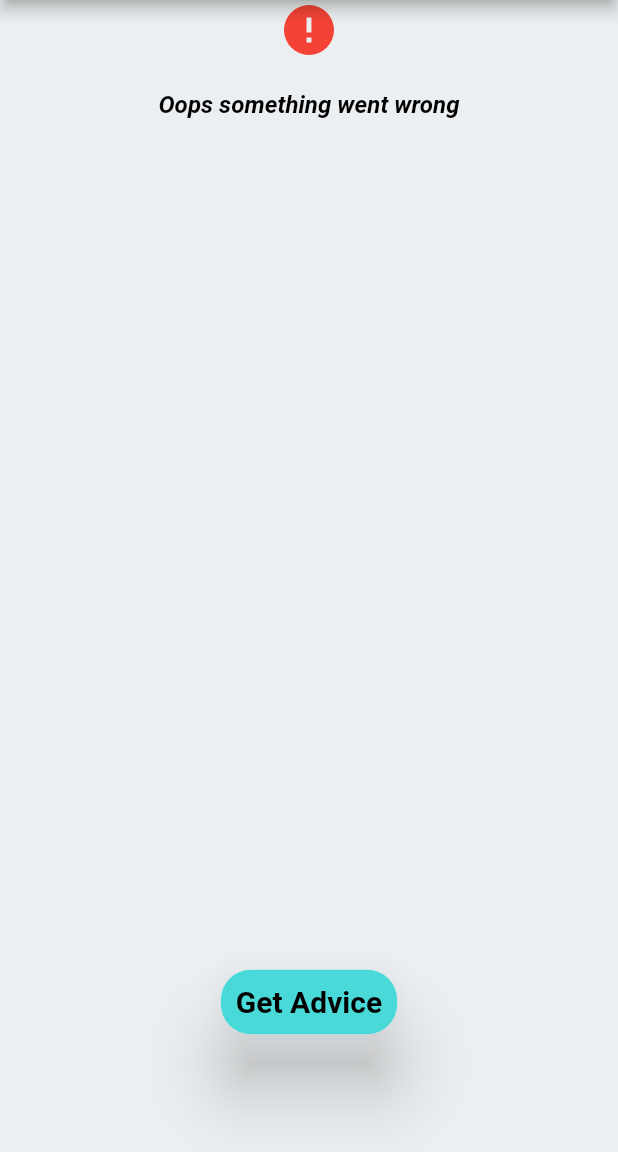
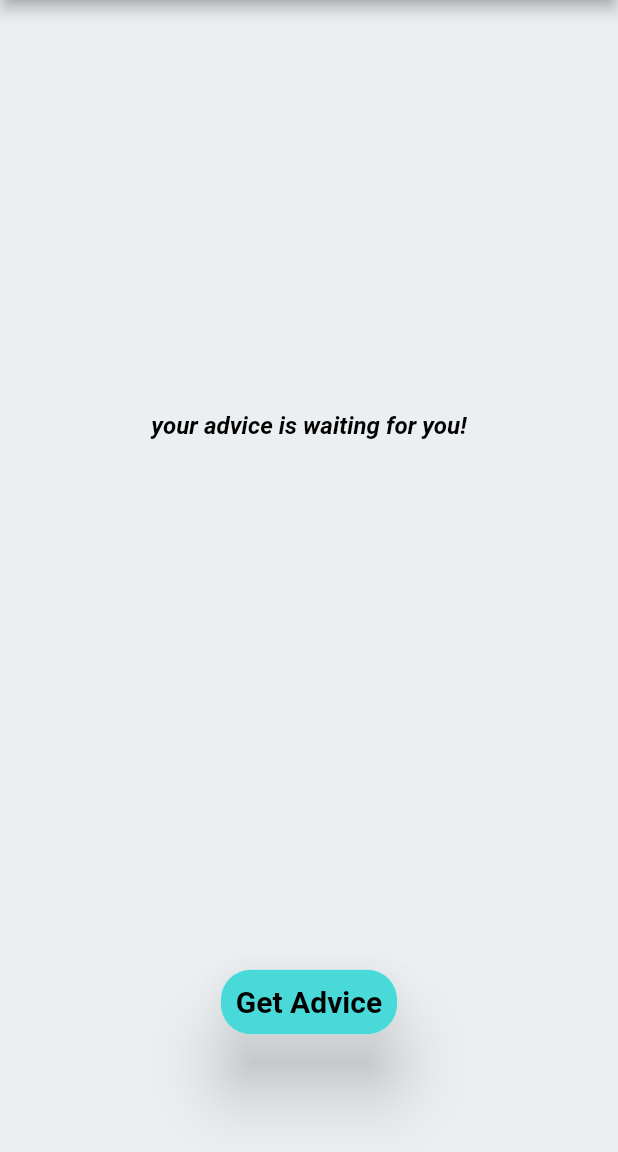
Before and after one commit to satyam1560/Phrases, a Flutter app: the screen it shows after launch, on a phone screen of 412 x 824 dp, the part 84-1236 px from its top. Run offline on Flutter 3.47's test engine with Material 2 defaults, Android fonts, the phone set to English and light mode, and no system bars; our stand-ins replace bloc, equatable, flutter_bloc; Roboto replaces fonts that are missing (Rubik).

Commit message:
Application layer

```diff
--- a/lib/main.dart
+++ b/lib/main.dart
@@ -23,7 +23,7 @@ class MyApp extends StatelessWidget {
         themeMode: themeService.isDarkModeOn ? ThemeMode.dark : ThemeMode.light,
         theme: AppTheme.lightTheme,
         darkTheme: AppTheme.darkTheme,
-        home: const AdvicePage(),
+        home: const AdvicePageWrapperProvider(),
       );
     });
   }
--- a/lib/pages/advice/advice_page.dart
+++ b/lib/pages/advice/advice_page.dart
@@ -2,7 +2,23 @@ import 'package:advicer/3_application/core/services/theme_service.dart';
 import 'package:advicer/pages/advice/widget/custom_button.dart';
 import 'package:advicer/pages/advice/widget/error_message.dart';
 import 'package:flutter/material.dart';
+import 'package:flutter_bloc/flutter_bloc.dart';
 import 'package:provider/provider.dart';
+
+import 'bloc/advicer_bloc.dart';
+import 'widget/advice_field.dart';
+
+class AdvicePageWrapperProvider extends StatelessWidget {
+  const AdvicePageWrapperProvider({super.key});
+
+  @override
+  Widget build(BuildContext context) {
+    return BlocProvider(
+      create: (context) => AdvicerBloc(),
+      child: const AdvicePage(),
+    );
+  }
+}
 
 class AdvicePage extends StatelessWidget {
   const AdvicePage({super.key});
@@ -29,25 +45,36 @@ class AdvicePage extends StatelessWidget {
         body: Padding(
           padding: const EdgeInsets.symmetric(horizontal: 50),
           child: Column(
-            children: const [
+            children: [
               Expanded(
-                  child: Center(
-                      child:
-                          ErrorMessage(message: "Oops something went wrong"))),
-              /*AdviceField(
-                advice: 'example advice-your day will be good',
-              )*/
+                  child: Center(child: BlocBuilder<AdvicerBloc, AdvicerState>(
+                builder: (context, state) {
+                  if (state is AdvicerInitial) {
+                    return Text(
+                      'your advice is waiting for you!',
+                      style: themedata.textTheme.bodyLarge,
+                    );
+                  } else if (state is AdvicerStateLoading) {
+                    return CircularProgressIndicator(
+                      color: themedata.colorScheme.secondary,
+                    );
+                  } else if (state is AdvicerStateLoaded) {
+                    return AdviceField(
+                      advice: state.advice,
+                    );
+                  } else if (state is AdvicerStateError) {
+                    return ErrorMessage(message: state.message);
+                  }
+                  return const SizedBox();
+                },
+              ))),
+              /**/
 
-              /* CircularProgressIndicator(
-                color: themedata.colorScheme.secondary,
-              )*/
+              /* */
 
-              /* Text(
-                        'your advice is waiting for you!',
-                        style: themedata.textTheme.bodyLarge,
-                      ),*/
+              /* */
 
-              SizedBox(
+              const SizedBox(
                 height: 200,
                 child: Center(
                   child: CustomButton(),
--- /dev/null
+++ b/lib/pages/advice/bloc/advicer_bloc.dart
@@ -0,0 +1,19 @@
+import 'package:bloc/bloc.dart';
+import 'package:equatable/equatable.dart';
+import 'package:flutter/material.dart';
+
+part 'advicer_event.dart';
+part 'advicer_state.dart';
+
+class AdvicerBloc extends Bloc<AdvicerEvent, AdvicerState> {
+  AdvicerBloc() : super(AdvicerInitial()) {
+    on<AdviceRequestedEvent>((event, emit) async {
+      emit(AdvicerStateLoading());
+      debugPrint('fake get advice triggered');
+      await Future.delayed(const Duration(seconds: 4), () {});
+      debugPrint('got Advice');
+      emit(AdvicerStateLoaded(advice: 'Fake advice to test bloc'));
+      emit(AdvicerStateError(message: 'error message'));
+    });
+  }
+}
--- /dev/null
+++ b/lib/pages/advice/bloc/advicer_event.dart
@@ -0,0 +1,9 @@
+part of 'advicer_bloc.dart';
+
+@immutable
+abstract class AdvicerEvent extends Equatable {
+  @override
+  List<Object?> get props => [];
+}
+
+class AdviceRequestedEvent extends AdvicerEvent {}
--- /dev/null
+++ b/lib/pages/advice/bloc/advicer_state.dart
@@ -0,0 +1,26 @@
+// ignore_for_file: public_member_api_docs, sort_constructors_first
+part of 'advicer_bloc.dart';
+
+@immutable
+abstract class AdvicerState extends Equatable {
+  @override
+  List<Object?> get props => [];
+}
+
+class AdvicerInitial extends AdvicerState {}
+
+class AdvicerStateLoading extends AdvicerState {}
+
+class AdvicerStateLoaded extends AdvicerState {
+  final String advice;
+  AdvicerStateLoaded({required this.advice});
+  @override
+  List<Object?> get props => [advice];
+}
+
+class AdvicerStateError extends AdvicerState {
+  final String message;
+  AdvicerStateError({required this.message});
+  @override
+  List<Object?> get props => [message];
+}
--- /dev/null
+++ b/lib/pages/advice/cubit/advicer_cubit.dart
@@ -0,0 +1,18 @@
+import 'package:equatable/equatable.dart';
+import 'package:flutter/material.dart';
+import 'package:flutter_bloc/flutter_bloc.dart';
+
+part 'advicer_state.dart';
+
+class AdvicerCubit extends Cubit<AdvicerCubitState> {
+  AdvicerCubit() : super(AdvicerInitial());
+}
+
+void adviceRequested(emit) async {
+  emit(AdvicerStateLoading());
+  debugPrint('fake get advice triggered');
+  await Future.delayed(const Duration(seconds: 4), () {});
+  debugPrint('got Advice');
+  emit(const AdvicerStateLoaded(advice: 'Fake advice to test bloc'));
+  emit(const AdvicerStateError(message: 'error message'));
+}
--- /dev/null
+++ b/lib/pages/advice/cubit/advicer_state.dart
@@ -0,0 +1,26 @@
+part of 'advicer_cubit.dart';
+
+abstract class AdvicerCubitState extends Equatable {
+  const AdvicerCubitState();
+
+  @override
+  List<Object?> get props => [];
+}
+
+class AdvicerInitial extends AdvicerCubitState {}
+
+class AdvicerStateLoading extends AdvicerCubitState {}
+
+class AdvicerStateLoaded extends AdvicerCubitState {
+  final String advice;
+  const AdvicerStateLoaded({required this.advice});
+  @override
+  List<Object?> get props => [advice];
+}
+
+class AdvicerStateError extends AdvicerCubitState {
+  final String message;
+  const AdvicerStateError({required this.message});
+  @override
+  List<Object?> get props => [message];
+}
--- a/lib/pages/advice/widget/custom_button.dart
+++ b/lib/pages/advice/widget/custom_button.dart
@@ -1,4 +1,6 @@
+import 'package:advicer/pages/advice/bloc/advicer_bloc.dart';
 import 'package:flutter/material.dart';
+import 'package:flutter_bloc/flutter_bloc.dart';
 
 class CustomButton extends StatelessWidget {
   const CustomButton({super.key});
@@ -7,7 +9,9 @@ class CustomButton extends StatelessWidget {
   Widget build(BuildContext context) {
     final themeData = Theme.of(context);
     return InkResponse(
-      onTap: () {},
+      onTap: () {
+        BlocProvider.of<AdvicerBloc>(context).add(AdviceRequestedEvent());
+      },
       child: Material(
         elevation: 20,
         borderRadius: BorderRadius.circular(20),
--- a/pubspec.yaml
+++ b/pubspec.yaml
@@ -12,10 +12,12 @@ dependencies:
   flutter:
     sdk: flutter
   provider: ^6.0.5
+  flutter_bloc: ^8.1.3
 
 
 
   cupertino_icons: ^1.0.2
+  equatable: ^2.0.5
 
 dev_dependencies:
   flutter_test:
```
Also changed, not shown: pubspec.lock.
